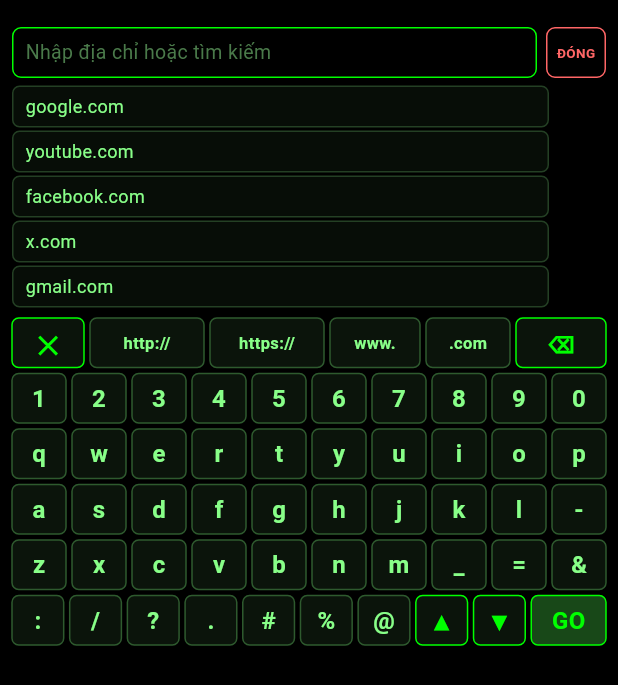
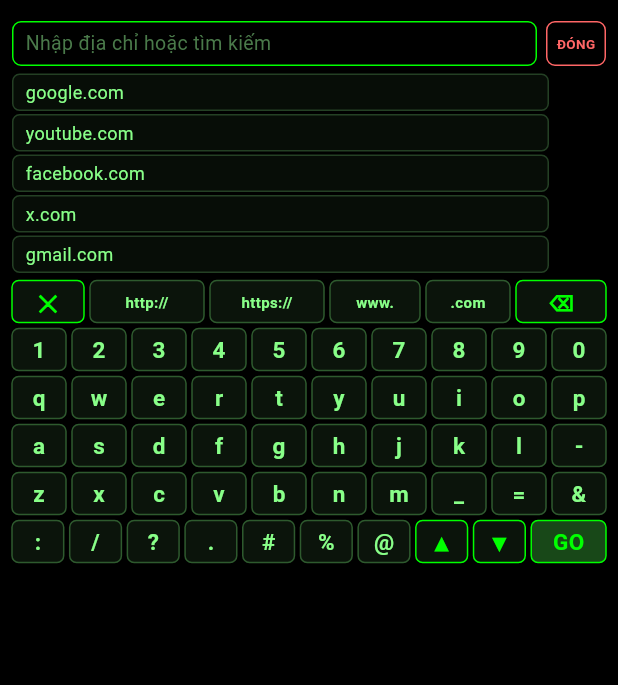
Before and after one commit to xnohat/rokid-glass-browser, a Flutter app: the UrlKeyboard widget shown alone on an empty page, opened directly with empty values, on a phone screen of 412 x 824 dp. Shown: the top 685 px of the screen. Run offline on Flutter 3.47's test engine with Material 3 defaults, Android fonts, the phone set to English and light mode, and no system bars; our stand-ins replace shared_preferences, webview_flutter; missing offline and left inert: webview_flutter_android; accounts and stored records are empty; statements that could not run were skipped.

Commit message:
1.8.3: Wi-Fi auto-on at launch; cursor hit-test uses real dot position (panel/HUD/keyboard clicks); keyboard fits 640px

```diff
--- a/glasses_app/lib/url_keyboard.dart
+++ b/glasses_app/lib/url_keyboard.dart
@@ -231,7 +231,7 @@ class UrlKeyboardState extends State<UrlKeyboard> {
           behavior: HitTestBehavior.opaque,
           onTap: () => _press(k),
           child: Container(
-            height: 34,
+            height: 29,
             alignment: Alignment.center,
             decoration: BoxDecoration(
               color: k.action == 'go' ? const Color(0xFF184818) : const Color(0xFF0B140B),
@@ -242,7 +242,7 @@ class UrlKeyboardState extends State<UrlKeyboard> {
               k.label,
               style: TextStyle(
                 color: special ? _green : _soft,
-                fontSize: k.label.length > 2 ? 11 : 16,
+                fontSize: k.label.length > 2 ? 10 : 15,
                 fontWeight: FontWeight.bold,
               ),
             ),
@@ -259,7 +259,7 @@ class UrlKeyboardState extends State<UrlKeyboard> {
         color: const Color(0xF2000000),
         child: Column(
           children: [
-            const SizedBox(height: 18),
+            const SizedBox(height: 14),
             // Address field + close
             Padding(
               padding: const EdgeInsets.symmetric(horizontal: 8),
@@ -267,7 +267,7 @@ class UrlKeyboardState extends State<UrlKeyboard> {
                 children: [
                   Expanded(
                     child: Container(
-                      height: 34,
+                      height: 30,
                       padding: const EdgeInsets.symmetric(horizontal: 8),
                       alignment: Alignment.centerLeft,
                       decoration: BoxDecoration(
@@ -289,7 +289,7 @@ class UrlKeyboardState extends State<UrlKeyboard> {
                     onTap: widget.onClose,
                     child: Container(
                       width: 40,
-                      height: 34,
+                      height: 30,
                       alignment: Alignment.center,
                       decoration: BoxDecoration(border: Border.all(color: const Color(0xFFFF6666)), borderRadius: BorderRadius.circular(6)),
                       child: const Text('ĐÓNG', style: TextStyle(color: Color(0xFFFF6666), fontSize: 9, fontWeight: FontWeight.bold)),
@@ -301,7 +301,7 @@ class UrlKeyboardState extends State<UrlKeyboard> {
             const SizedBox(height: 4),
             // Suggestions (5 rows fixed height so the keyboard never jumps)
             SizedBox(
-              height: 5 * 30,
+              height: 5 * 27,
               child: Column(
                 children: [
                   for (var i = 0; i < 5; i++)
@@ -316,7 +316,7 @@ class UrlKeyboardState extends State<UrlKeyboard> {
                                 behavior: HitTestBehavior.opaque,
                                 onTap: () => widget.onGo(suggestions[i]),
                                 child: Container(
-                                  height: 28,
+                                  height: 25,
                                   padding: const EdgeInsets.symmetric(horizontal: 8),
                                   alignment: Alignment.centerLeft,
                                   decoration: BoxDecoration(
@@ -341,23 +341,23 @@ class UrlKeyboardState extends State<UrlKeyboard> {
                                 onTap: () => widget.controller.remove(suggestions[i]).then((_) => _refresh()),
                                 child: Container(
                                   width: 34,
-                                  height: 28,
+                                  height: 25,
                                   alignment: Alignment.center,
                                   decoration: BoxDecoration(border: Border.all(color: const Color(0xFF7A3A3A)), borderRadius: BorderRadius.circular(5)),
                                   child: const Text('✕', style: TextStyle(color: Color(0xFFFF7777), fontSize: 13)),
                                 ),
                               )
                             else
-                              const SizedBox(width: 34, height: 28),
+                              const SizedBox(width: 34, height: 25),
                           ],
                         ),
                       )
                     else
-                      const SizedBox(height: 30),
+                      const SizedBox(height: 27),
                 ],
               ),
             ),
-            const SizedBox(height: 4),
+            const SizedBox(height: 2),
             // Keyboard rows
             Padding(
               padding: const EdgeInsets.symmetric(horizontal: 6),
--- a/glasses_app/pubspec.yaml
+++ b/glasses_app/pubspec.yaml
@@ -16,7 +16,7 @@ publish_to: 'none' # Remove this line if you wish to publish to pub.dev
 # https://developer.apple.com/library/archive/documentation/General/Reference/InfoPlistKeyReference/Articles/CoreFoundationKeys.html
 # In Windows, build-name is used as the major, minor, and patch parts
 # of the product and file versions while build-number is used as the build suffix.
-version: 1.8.0+39
+version: 1.8.3+42
 
 environment:
   sdk: ^3.11.5
```
Also changed, not shown: glasses_app/lib/browser_screen.dart (+28 -4 lines), docs/url-keyboard.png, 5 other files.
